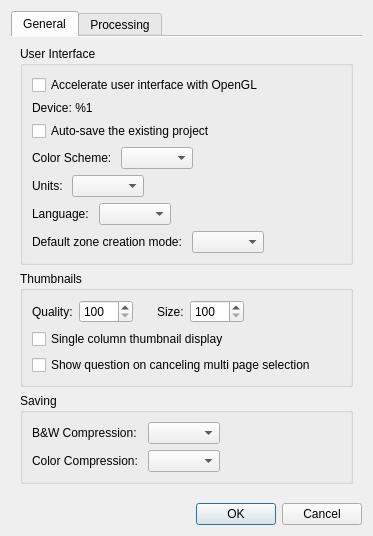
Above: src/scantailor/app/ui/dialogs/SettingsDialog.ui from adehad/py-scantailor before the change. Below: the same form after it.
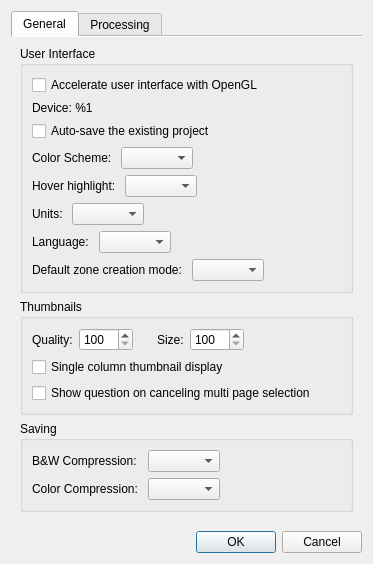
That is the form after the change.

Commit message:
Offer the accent colour as the header hover highlight
Neutral grey stays the default; Settings > Hover highlight switches it. Fixes #236.

Patch:
```diff
--- a/src/scantailor/app/ui/dialogs/SettingsDialog.ui
+++ b/src/scantailor/app/ui/dialogs/SettingsDialog.ui
@@ -81,6 +81,33 @@
             </item>
            </layout>
           </item>
+          <item>
+           <layout class="QHBoxLayout" name="hoverHighlightLayout">
+            <item>
+             <widget class="QLabel" name="hoverHighlightLabel">
+              <property name="text">
+               <string>Hover highlight: </string>
+              </property>
+             </widget>
+            </item>
+            <item>
+             <widget class="QComboBox" name="hoverHighlightBox"/>
+            </item>
+            <item>
+             <spacer name="hoverHighlightSpacer">
+              <property name="orientation">
+               <enum>Qt::Horizontal</enum>
+              </property>
+              <property name="sizeHint" stdset="0">
+               <size>
+                <width>1</width>
+                <height>1</height>
+               </size>
+              </property>
+             </spacer>
+            </item>
+           </layout>
+          </item>
           <item>
            <layout class="QHBoxLayout" name="horizontalLayout_5">
             <item>
```
The commit also changes 5 other files.
